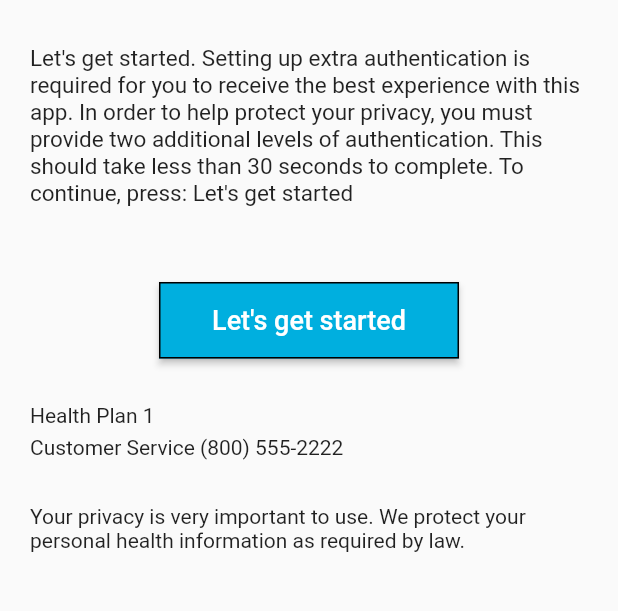
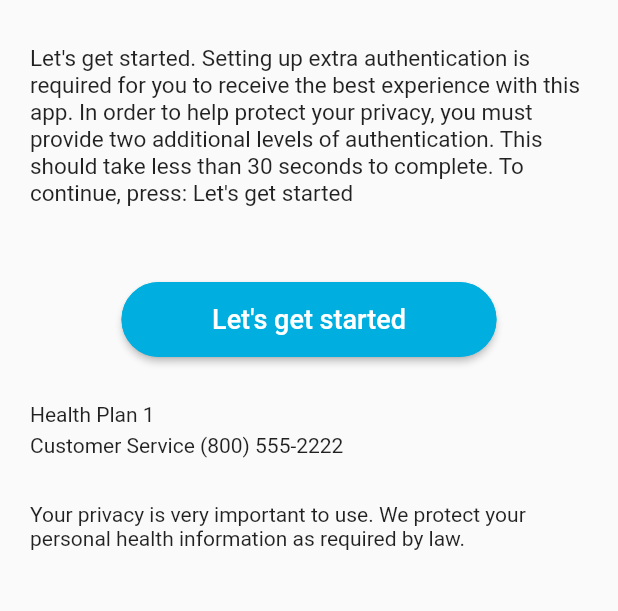
Before and after one commit to Ahmed-Husnein-Choudhury/Flutter-app-1, a Flutter app: the FacialRecognitionSetup screen opened directly, on a phone screen of 412 x 824 dp, the part 210-821 px from its top. Run offline on Flutter 3.47's test engine with Material 2 defaults, Android fonts, the phone set to English and light mode, and no system bars; our stand-ins replace camera, image_picker, percent_indicator, video_player; missing offline and left inert: flutter_cupertino_date_picker, simple_permissions; accounts and stored records are empty.

Commit message:
minor changes are made

```diff
--- a/lib/main.dart
+++ b/lib/main.dart
@@ -17,7 +17,7 @@ Future<void> main() async {
       title: "B.Hold",
       debugShowCheckedModeBanner: false,
       routes: Routes.routeList,
-      home:VoiceRegistrationSetUp()
+      home:LandingPage()
   ));
 }
 //g
--- a/lib/screens/facial_setup.dart
+++ b/lib/screens/facial_setup.dart
@@ -79,7 +79,20 @@ class _FacialRecognitionSetupState extends State<FacialRecognitionSetup> {
                     ),
                     CommonWidgets.spacer(gapHeight: 25.0),
                     RaisedButton(
-                        child: Text(buttonText),
+                        color: Color(0XFF00AFDF),
+                        shape: StadiumBorder(
+                          side: BorderSide(
+                            width: 1.0,
+                            color: Color(0XFF00AFDF),
+                          ),
+                        ),
+                        child: Text(
+                            buttonText,
+                            style: TextStyle(
+                                color: Colors.white,
+                                fontSize: 15.0
+                            )
+                        ),
                         onPressed: !registrationComplete
                             ? () {
                           Navigator.of(context).pop();
@@ -91,7 +104,8 @@ class _FacialRecognitionSetupState extends State<FacialRecognitionSetup> {
                         }
                             : () {
                           Navigator.push(context, MaterialPageRoute(builder: (context)=>VoiceRegistrationSetUp()));
-                              })
+                        }
+                    )
                   ],
                 ),
               ));
@@ -189,18 +203,26 @@ class _FacialRecognitionSetupState extends State<FacialRecognitionSetup> {
   }
 
   Widget getStartedButton() {
-    return MaterialButton(
+    return Container(
+      height: 50.0,
+      width: 250.0,
+      child: RaisedButton(
+        color: Color(0XFF00AFDF),
         onPressed: requestCameraPermission,
-      height: 40.0,
-      padding: EdgeInsets.all(15.0),
-      minWidth: 200.0,
-      color: Color(0XFF00AFDF),
-      textColor: Colors.white,
         child: Text(
           "Let's get started",
-        style: TextStyle(fontSize: 18.0, color: Colors.white),
+          style: TextStyle(
+              fontSize: 18.0,
+              color: Colors.white
           ),
-      shape: Border.all(width: 1.0),
+        ),
+        shape: StadiumBorder(
+          side: BorderSide(
+            width: 1.0,
+            color: Color(0XFF00AFDF),
+          ),
+        ),
+      ),
     );
   }
 
```
Lines whose indentation alone changed are shown as unchanged.
